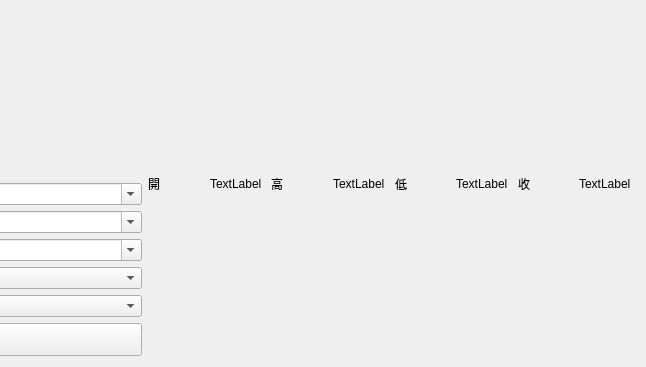
Shawn-lung/firstjob, file futuresWindowUi.ui: the form before one commit; both pictures show x 356 to 1002 and y 0 to 367 of the 1002 by 367 pixel window.
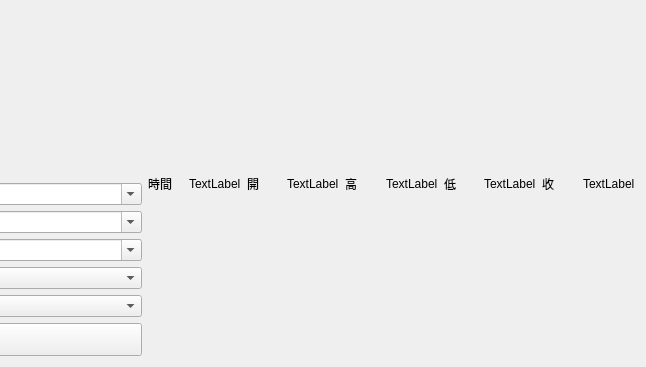
The form after the commit.

What changed in the file:
```diff
--- a/futuresWindowUi.ui
+++ b/futuresWindowUi.ui
@@ -301,6 +301,20 @@
     <layout class="QVBoxLayout" name="plotLayout">
      <item>
       <layout class="QHBoxLayout" name="horizontalLayout_2">
+       <item>
+        <widget class="QLabel" name="label_6">
+         <property name="text">
+          <string>時間</string>
+         </property>
+        </widget>
+       </item>
+       <item>
+        <widget class="QLabel" name="tLabel">
+         <property name="text">
+          <string>TextLabel</string>
+         </property>
+        </widget>
+       </item>
        <item>
         <widget class="QLabel" name="label_4">
          <property name="text">
```
